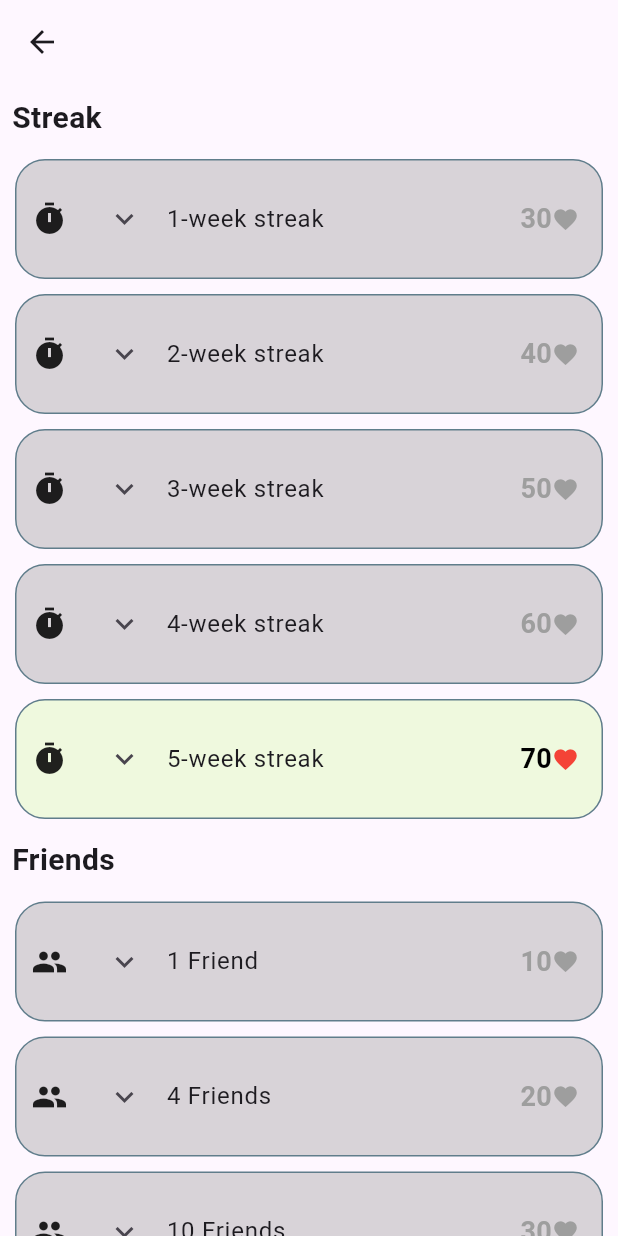
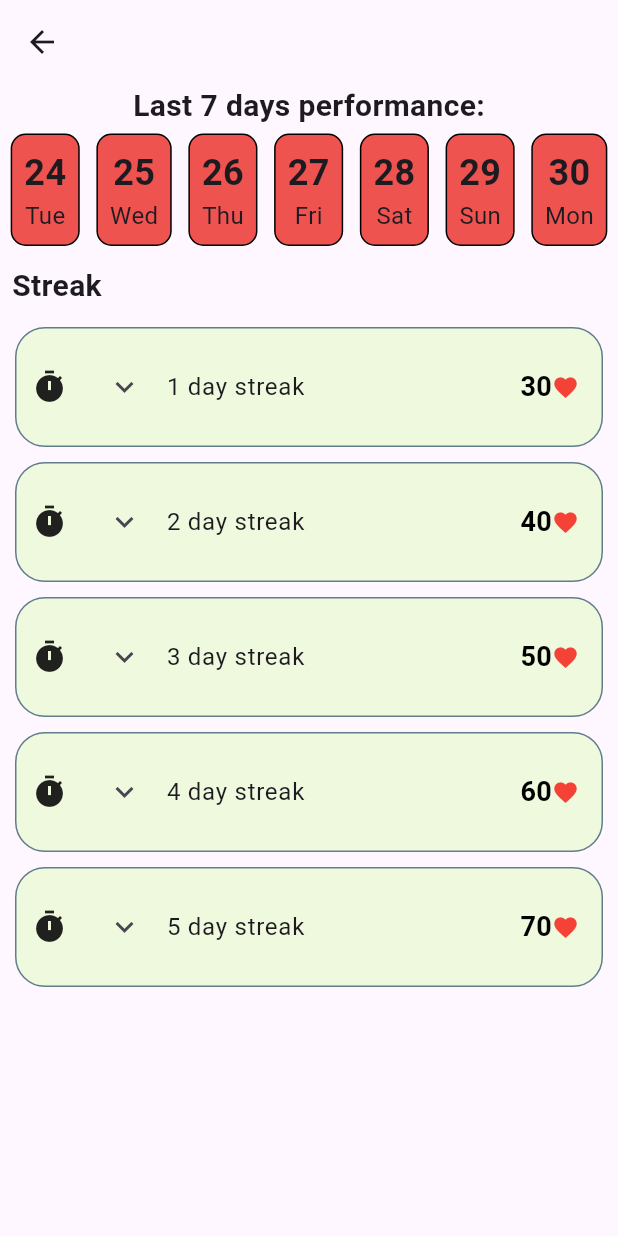
Before and after one commit to pedrotemtem/lifepulse, a Flutter app: the Quests screen opened directly, on a phone screen of 412 x 824 dp. Run offline on Flutter 3.47's test engine with Material 3 defaults, Android fonts, the phone set to English and light mode, and no system bars; our stand-ins replace awesome_notifications, circular_countdown_timer, shared_preferences; missing offline and left inert: flutter_analog_clock, shared_preferences_android; accounts and stored records are empty.

Commit message:
last 7 days added

```diff
--- a/lib/states/quests.dart
+++ b/lib/states/quests.dart
@@ -1,19 +1,123 @@
+import 'dart:math';
+
 import 'package:flutter/material.dart';
+import 'package:shared_preferences/shared_preferences.dart';
 
-class Quests extends StatelessWidget {
+class Quests extends StatefulWidget {
   const Quests({super.key});
 
   @override
+  _QuestsState createState() => _QuestsState();
+}
+
+class _QuestsState extends State<Quests> {
+  List<String> workoutDates = [];
+  int streakCountDays = 0;
+
+  @override
+  void initState() {
+    super.initState();
+    _loadWorkoutDates();
+  }
+
+  void _loadWorkoutDates() async {
+    final prefs = await SharedPreferences.getInstance();
+    setState(() {
+      workoutDates = prefs.getStringList('workoutDates') ?? [];
+      _calculateStreak();
+    });
+  }
+
+  List<DateTime> _getLast7Days() {
+    DateTime now = DateTime.now();
+    return List.generate(7, (index) => now.subtract(Duration(days: index))).reversed.toList();
+  }
+
+  bool _workedOutOn(DateTime date) {
+    return workoutDates.any((workoutDate) {
+      DateTime parsedDate = DateTime.parse(workoutDate);
+      return parsedDate.year == date.year &&
+          parsedDate.month == date.month &&
+          parsedDate.day == date.day;
+    });
+  }
+
+  void _calculateStreak() {
+    List<DateTime> last7Days = _getLast7Days();
+    int streak = 0;
+    for (DateTime date in last7Days) {
+      if (_workedOutOn(date)) {
+        streak++;
+      }
+    }
+    print('Calculated streak: $streak');
+    setState(() {
+      streakCountDays = streak;
+    });
+  }
+
+  String _getDayName(int weekday) {
+    const dayNames = ['Mon', 'Tue', 'Wed', 'Thu', 'Fri', 'Sat', 'Sun'];
+    return dayNames[weekday - 1];
+  }
+
+  @override
   Widget build(BuildContext context) {
+    List<DateTime> last7Days = _getLast7Days();
     return Scaffold(
       appBar: AppBar(),
-      body: const ExpansionTileExample(),
+      body: SingleChildScrollView(
+        child: Column(
+          mainAxisAlignment: MainAxisAlignment.start,
+          children: [
+            const Text(
+              "Last 7 days performance:",
+              style: TextStyle(fontSize: 20, fontWeight: FontWeight.bold),
+            ),
+            Row(
+              mainAxisAlignment: MainAxisAlignment.spaceEvenly,
+              children: last7Days.map((date) {
+                return Container(
+                  decoration: BoxDecoration(
+                    border: Border.all(color: Colors.black),
+                    borderRadius: BorderRadius.circular(10),
+                    color: _workedOutOn(date) ? Colors.green : Colors.red[400],
+                  ),
+                  padding: const EdgeInsets.all(8),
+                  margin: const EdgeInsets.all(4),
+                  child: Column(
+                    children: [
+                      Text(
+                        date.day.toString(),
+                        style: const TextStyle(fontSize: 24, fontWeight: FontWeight.bold),
+                      ),
+                      Text(
+                        _getDayName(date.weekday),
+                        style: const TextStyle(fontSize: 16),
+                      ),
+                    ],
+                  ),
+                );
+              }).toList(),
+            ),
+            SizedBox(
+              height: MediaQuery.of(context).size.height - 200, // Adjust the height as needed
+              child: ExpansionTileExample(streakCountDays: streakCountDays),
+            ),
+          ],
+        ),
+      ),
     );
   }
 }
 
 class ExpansionTileExample extends StatefulWidget {
-  const ExpansionTileExample({super.key});
+  final int streakCountDays;
+
+  const ExpansionTileExample({
+    required this.streakCountDays,
+    super.key
+  });
 
   @override
   State<ExpansionTileExample> createState() => _ExpansionTileExampleState();
@@ -21,25 +125,11 @@ class ExpansionTileExample extends StatefulWidget {
 
 class _ExpansionTileExampleState extends State<ExpansionTileExample> {
   final List<Map<String, dynamic>> _quests = [
-    // Streak group - increasing streak goals
-    {'title': '1-week streak', 'description': 'Complete the 30-minute timer 7 days in a row!', 'icon': Icons.timer, 'group': 'Streak', 'hearts': 30},
-    {'title': '2-week streak', 'description': 'Complete the 30-minute timer 2 weeks in a row!', 'icon': Icons.timer, 'group': 'Streak', 'hearts': 40},
-    {'title': '3-week streak', 'description': 'Complete the 30-minute timer 3 weeks in a row!', 'icon': Icons.timer, 'group': 'Streak', 'hearts': 50},
-    {'title': '4-week streak', 'description': 'Complete the 30-minute timer 4 weeks in a row!', 'icon': Icons.timer, 'group': 'Streak', 'hearts': 60},
-    {'title': '5-week streak', 'description': 'Complete the 30-minute timer 5 weeks in a row!', 'icon': Icons.timer, 'group': 'Streak', 'hearts': 70},
-
-    // Friends group - increasing friends goals
-    {'title': '1 Friend', 'description': 'Add your first friend to the app!', 'icon': Icons.group, 'group': 'Friends', 'hearts': 10},
-    {'title': '4 Friends', 'description': 'Add 4 friends to the app!', 'icon': Icons.group, 'group': 'Friends', 'hearts': 20},
-    {'title': '10 Friends', 'description': 'Add 10 friends to the app!', 'icon': Icons.group, 'group': 'Friends', 'hearts': 30},
-    {'title': '15 Friends', 'description': 'Add 15 friends to the app!', 'icon': Icons.group, 'group': 'Friends', 'hearts': 40},
-    {'title': '20 Friends', 'description': 'Add 20 friends to the app!', 'icon': Icons.group, 'group': 'Friends', 'hearts': 50},
-
-    // Health group - New health-related quests
-    {'title': 'Hydration Goal', 'description': 'Drink 8 glasses of water every day for a week!', 'icon': Icons.local_drink, 'group': 'Health', 'hearts': 20},
-    {'title': 'Outdoor Exercise', 'description': 'Exercise outdoors for at least 30 minutes every day for a week.', 'icon': Icons.directions_run, 'group': 'Health', 'hearts': 25},
-    {'title': 'Mindfulness Meditation', 'description': 'Practice mindfulness meditation for 15 minutes every day for a week.', 'icon': Icons.spa, 'group': 'Health', 'hearts': 30},
-    {'title': 'Sleep Goal', 'description': 'Sleep at least 7 hours every night for a week.', 'icon': Icons.bedtime, 'group': 'Health', 'hearts': 35},
+    {'title': '1 day streak', 'description': 'Complete the 30-minute timer 1 day', 'icon': Icons.timer, 'group': 'Streak', 'hearts': 30, 'completed': false},
+    {'title': '2 day streak', 'description': 'Complete the 30-minute timer 2 days in a row!', 'icon': Icons.timer, 'group': 'Streak', 'hearts': 40, 'completed': false},
+    {'title': '3 day streak', 'description': 'Complete the 30-minute timer 3 days in a row!', 'icon': Icons.timer, 'group': 'Streak', 'hearts': 50, 'completed': false},
+    {'title': '4 day streak', 'description': 'Complete the 30-minute timer 4 days in a row!', 'icon': Icons.timer, 'group': 'Streak', 'hearts': 60, 'completed': false},
+    {'title': '5 day streak', 'description': 'Complete the 30-minute timer 5 days in a row!', 'icon': Icons.timer, 'group': 'Streak', 'hearts': 70, 'completed': false},
   ];
 
   final Map<String, Color> _groupColors = {
@@ -48,99 +138,26 @@ class _ExpansionTileExampleState extends State<ExpansionTileExample> {
     'Health': Colors.orange,
   };
 
-  int streakCountDays = 28; // Streak count in days
-  int friendsCount = 10; // Friend count
-
   @override
   void initState() {
     super.initState();
-    _validateQuests();
+    _loadQuestCompletion();
   }
 
-  void _validateQuests() {
-    for (var quest in _quests) {
-      assert(quest['title'] != null, 'Quest is missing title');
-      assert(quest['group'] != null, 'Quest is missing group');
-      assert(quest['hearts'] is int, 'Quest hearts should be an integer');
-      quest['completed'] ??= false; // Ensure the completed key exists
-    }
-  }
-
-  bool _isQuestAutomaticallyCompleted(Map<String, dynamic> quest) {
-    try {
-      if (quest['group'] == 'Streak') {
-        int streakWeeks = int.parse(quest['title']!.split('-')[0]);
-        return streakCountDays >= (streakWeeks * 7);
-      } else if (quest['group'] == 'Friends') {
-        int friendsRequired = int.parse(quest['title']!.split(' ')[0]);
-        return friendsCount >= friendsRequired;
+  void _loadQuestCompletion() async {
+    final prefs = await SharedPreferences.getInstance();
+    setState(() {
+      for (var quest in _quests) {
+        quest['completed'] = prefs.getBool(quest['title']) ?? false;
+        if (quest['group'] == 'Streak') {
+          int streakDays = int.parse(quest['title']!.split(' ')[0]);
+          if (widget.streakCountDays >= streakDays) {
+            quest['completed'] = true;
+            prefs.setBool(quest['title'], true);
+          }
+        }
       }
-    } catch (e) {
-      debugPrint('Error in _isQuestAutomaticallyCompleted: $e');
-    }
-    return false;
-  }
-
-  void _markAsDone(Map<String, dynamic> quest) {
-    setState(() {
-      quest['completed'] = true;
     });
-  }
-
-  void _undoMarkAsDone(Map<String, dynamic> quest) {
-    setState(() {
-      quest['completed'] = false;
-    });
-  }
-
-  void _handleDoneButton(BuildContext context, Map<String, dynamic> quest) {
-    if (_isQuestAutomaticallyCompleted(quest)) {
-      // Show a dialog informing the user
-      showDialog(
-        context: context,
-        builder: (context) => AlertDialog(
-          title: const Text("Quest Automatically Tracked"),
-          content: const Text("This quest is automatically tracked and cannot be marked manually."),
-          actions: [
-            TextButton(
-              onPressed: () => Navigator.of(context).pop(),
-              child: const Text("OK"),
-            ),
-          ],
-        ),
-      );
-    } else {
-      // Show confirmation dialog before marking as completed
-      showDialog(
-        context: context,
-        builder: (context) => AlertDialog(
-          title: const Text("Confirm Completion"),
-          content: const Text("Are you sure you want to mark this quest as completed?"),
-          actions: [
-            TextButton(
-              onPressed: () => Navigator.of(context).pop(),
-              child: const Text("No"),
-            ),
-            Container(
-              decoration: BoxDecoration(
-                border: Border.all(color: Colors.blue),
-                borderRadius: BorderRadius.circular(8),
-              ),
-              child: TextButton(
-                onPressed: () {
-                  Navigator.of(context).pop();
-                  _markAsDone(quest);
-                },
-                child: const Text(
-                  "Yes",
-                  style: TextStyle(fontWeight: FontWeight.bold, fontSize: 18),
-                ),
-              ),
-            ),
-          ],
-        ),
-      );
-    }
   }
 
   @override
@@ -177,7 +194,7 @@ class _ExpansionTileExampleState extends State<ExpansionTileExample> {
   }
 
   Widget _buildQuestTile(Map<String, dynamic> quest, Color color) {
-    bool isAutomaticallyCompleted = _isQuestAutomaticallyCompleted(quest);
+    bool isAutomaticallyCompleted = quest['completed'];
     bool isManuallyCompleted = quest['completed'] ?? false;
 
     return Container(
@@ -243,4 +260,62 @@ class _ExpansionTileExampleState extends State<ExpansionTileExample> {
       ),
     );
   }
+
+  void _handleDoneButton(BuildContext context, Map<String, dynamic> quest) {
+    if (quest['completed']) {
+      // Show a dialog informing the user
+      showDialog(
+        context: context,
+        builder: (context) => AlertDialog(
+          title: const Text("Quest Automatically Tracked"),
+          content: const Text("This quest is automatically tracked and cannot be marked manually."),
+          actions: [
+            TextButton(
+              onPressed: () => Navigator.of(context).pop(),
+              child: const Text("OK"),
+            ),
+          ],
+        ),
+      );
+    } else {
+      // Show confirmation dialog before marking as completed
+      showDialog(
+        context: context,
+        builder: (context) => AlertDialog(
+          title: const Text("Confirm Completion"),
+          content: const Text("Are you sure you want to mark this quest as completed?"),
+          actions: [
+            TextButton(
+              onPressed: () => Navigator.of(context).pop(),
+              child: const Text("No"),
+            ),
+            Container(
+              decoration: BoxDecoration(
+                border: Border.all(color: Colors.blue),
+                borderRadius: BorderRadius.circular(8),
+              ),
+              child: TextButton(
+                onPressed: () {
+                  Navigator.of(context).pop();
+                  _markAsDone(quest);
+                },
+                child: const Text(
+                  "Yes",
+                  style: TextStyle(fontWeight: FontWeight.bold, fontSize: 18),
+                ),
+              ),
+            ),
+          ],
+        ),
+      );
+    }
+  }
+
+  void _markAsDone(Map<String, dynamic> quest) async {
+    final prefs = await SharedPreferences.getInstance();
+    setState(() {
+      quest['completed'] = true;
+      prefs.setBool(quest['title'], true);
+    });
+  }
 }
```
Also changed, not shown: lib/homepage.dart (+18 -5 lines), lib/states/timer.dart (+7 -1 lines).
